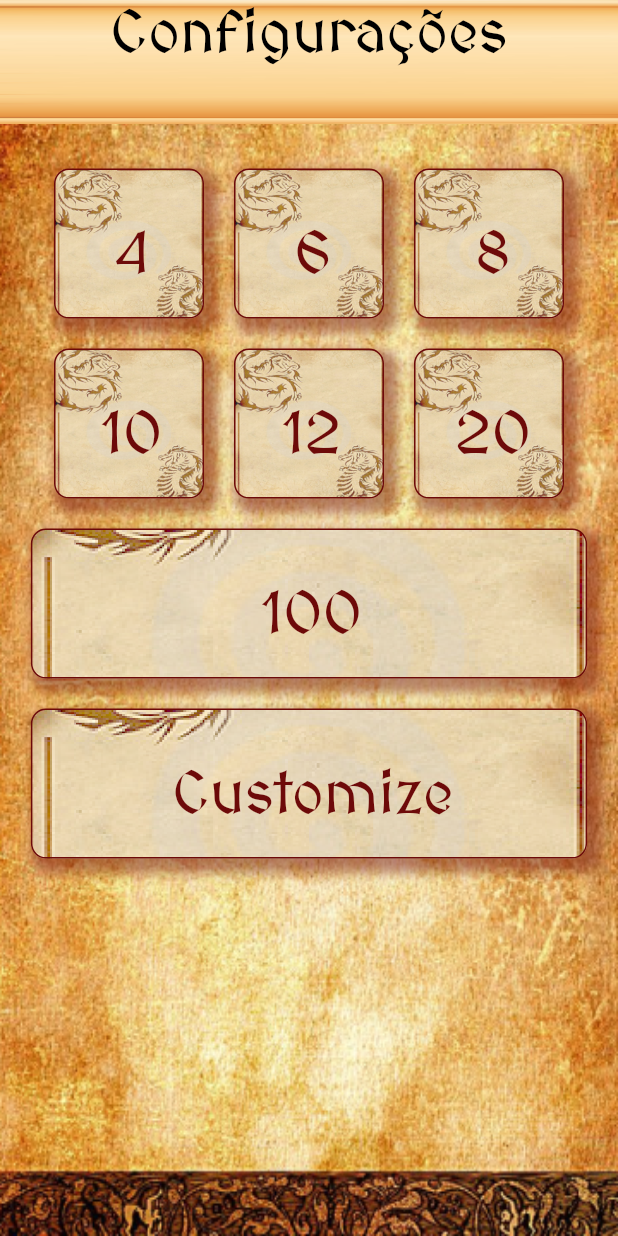
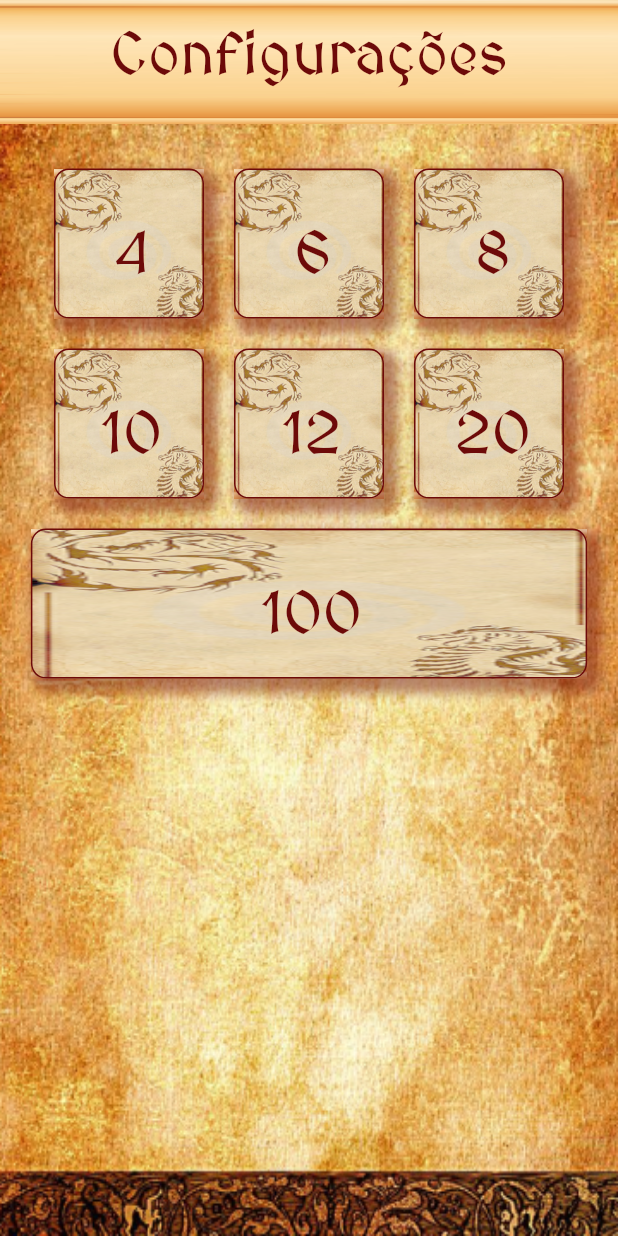
Before and after one commit to joao-vgarcia/rpgroll, a Flutter app: the screen it shows after launch, on a phone screen of 412 x 824 dp. Run offline on Flutter 3.47's test engine with Material 2 defaults, Android fonts, the phone set to English and light mode, and no system bars; our stand-ins replace flutter_mobx, get_it, mobx; generated files the repository leaves out were written again.

Commit message:
set open button

```diff
--- a/lib/main.dart
+++ b/lib/main.dart
@@ -4,6 +4,7 @@ import 'package:rpgroll/get_it/get_it.dart';
 import 'package:rpgroll/modules/home/home_screen.dart';
 
 void main() {
+  WidgetsFlutterBinding.ensureInitialized();
   SystemChrome.setPreferredOrientations([
     DeviceOrientation.portraitUp,
   ]);
--- a/lib/modules/home/home_screen.dart
+++ b/lib/modules/home/home_screen.dart
@@ -2,13 +2,9 @@ import 'package:flutter/material.dart';
 import 'package:rpgroll/get_it/get_it.dart';
 import 'package:flutter_mobx/flutter_mobx.dart';
 import 'package:rpgroll/modules/home/store/home_store.dart';
-import 'package:rpgroll/modules/utils/modal.dart';
-import 'package:rpgroll/modules/widgets/big_button.dart';
-import 'package:rpgroll/modules/widgets/button.dart';
-import 'package:rpgroll/modules/widgets/header_item.dart';
-
-import 'package:modal_bottom_sheet/modal_bottom_sheet.dart';
-import 'package:rpgroll/modules/widgets/header_text.dart';
+import 'package:rpgroll/modules/widgets/atoms/button.dart';
+import 'package:rpgroll/modules/widgets/atoms/header_item.dart';
+import 'package:rpgroll/modules/widgets/atoms/header_text.dart';
 
 class HomeScreen extends StatefulWidget {
   HomeScreen({Key key}) : super(key: key);
@@ -62,7 +58,7 @@ class _HomeScreenState extends State<HomeScreen> {
                       builder: (_) => AnimatedContainer(
                         child: Column(children: [
                           SizedBox(
-                            height: topPadding,
+                            height: topPadding + 15,
                           ),
                           Column(children: [
                             HeaderItem(
@@ -79,11 +75,7 @@ class _HomeScreenState extends State<HomeScreen> {
                             ),
                           ]),
                           AnimatedContainer(
-                            child: Text(
-                              'Configurações',
-                              style:
-                                  TextStyle(fontSize: 40, color: Colors.black),
-                            ),
+                            child: CustomText(text: 'Configurações'),
                             duration: Duration(milliseconds: 300),
                             curve: Curves.easeInOutSine,
                             height: !store.isExpanded ? 60 : 0,
@@ -95,12 +87,8 @@ class _HomeScreenState extends State<HomeScreen> {
                                   : print('ok');
                             },
                             child: AnimatedContainer(
-                              child: Text(
-                                'X',
-                                style: TextStyle(
-                                    fontSize: 50, color: Colors.black),
-                              ),
-                              duration: Duration(milliseconds: 300),
+                              child: CustomText(text: 'X'),
+                              duration: Duration(milliseconds: 200),
                               curve: Curves.easeInOutSine,
                               height: store.isExpanded ? 60 : 0,
                             ),
@@ -128,40 +116,62 @@ class _HomeScreenState extends State<HomeScreen> {
                         runSpacing: 20,
                         alignment: WrapAlignment.center,
                         children: [
-                          Button(
+                          Observer(
+                              builder: (_) => Button(
                                     text: '4',
                                     height: height,
-                          ),
-                          Button(
+                                    width: width,
+                                    position: 0,
+                                  )),
+                          Observer(
+                              builder: (_) => Button(
                                     text: '6',
                                     height: height,
-                          ),
-                          Button(
+                                    width: width,
+                                    position: 1,
+                                  )),
+                          Observer(
+                              builder: (_) => Button(
                                     text: '8',
                                     height: height,
-                          ),
-                          Button(
+                                    width: width,
+                                    position: 2,
+                                  )),
+                          Observer(
+                              builder: (_) => Button(
                                     text: '10',
                                     height: height,
-                          ),
-                          Button(
+                                    width: width,
+                                    position: 3,
+                                  )),
+                          Observer(
+                              builder: (_) => Button(
                                     text: '12',
                                     height: height,
-                          ),
-                          Button(
+                                    width: width,
+                                    position: 4,
+                                  )),
+                          Observer(
+                              builder: (_) => Button(
                                     text: '20',
                                     height: height,
-                          ),
-                          BigButton(
+                                    width: width,
+                                    position: 5,
+                                  )),
+                          Observer(
+                              builder: (_) => Button(
                                     text: '100',
                                     height: height,
-                            width: width * 0.9,
-                          ),
-                          BigButton(
-                            width: width * 0.9,
-                            height: height,
-                            text: 'Customize',
-                          ),
+                                    width: width,
+                                    isBig: true,
+                                    position: 6,
+                                  )),
+                          // Button(
+                          //   text: 'Customize',
+                          //   height: height,
+                          //   width: width,
+                          //   isBig: true,
+                          // ),
                         ],
                       ),
                     ),
--- a/lib/modules/utils/modal.dart
+++ /dev/null
@@ -1,26 +0,0 @@
-import 'package:flutter/material.dart';
-import 'package:rpgroll/modules/widgets/header_text.dart';
-
-showModal(BuildContext context, double height, String title) =>
-    showModalBottomSheet(
-        context: context,
-        builder: (BuildContext bc) {
-          return Container(
-            height: height * 0.6,
-            decoration: BoxDecoration(
-              image: DecorationImage(
-                image: AssetImage('assets/images/modal.png'),
-                fit: BoxFit.fill,
-              ),
-            ),
-            child: Column(
-              children: <Widget>[
-                Row(mainAxisAlignment: MainAxisAlignment.center, children: [
-                  Padding(
-                      padding: EdgeInsets.only(top: 25),
-                      child: HeaderText(text: title))
-                ]),
-              ],
-            ),
-          );
-        });
--- /dev/null
+++ b/lib/modules/widgets/atoms/button.dart
@@ -0,0 +1,207 @@
+import 'package:flutter/material.dart';
+import 'package:flutter_mobx/flutter_mobx.dart';
+import 'package:rpgroll/get_it/get_it.dart';
+import 'package:rpgroll/modules/home/store/home_store.dart';
+import 'package:rpgroll/modules/widgets/atoms/big_button.dart';
+import 'package:rpgroll/modules/widgets/atoms/header_text.dart';
+import 'package:rpgroll/modules/widgets/molecules/modal_dice_item.dart';
+
+class Button extends StatefulWidget {
+  final double height;
+  final double width;
+  final String text;
+  final bool isBig;
+  final int position;
+
+  const Button({
+    Key key,
+    this.height,
+    @required this.text,
+    this.width,
+    this.isBig = false,
+    this.position,
+  }) : super(key: key);
+
+  @override
+  _ButtonState createState() => _ButtonState();
+}
+
+class _ButtonState extends State<Button> {
+  final store = getIt<HomeStore>();
+  double h = 100;
+  double w = 100;
+  bool isClicked = false;
+
+  @override
+  Widget build(BuildContext context) {
+    if (int.parse(widget.text) != store.value) {
+      store.clear();
+      store.clearValue();
+      store.setInitialValue(int.parse(widget.text));
+    }
+
+    return Observer(
+      builder: (_) => AnimatedContainer(
+        duration: Duration(milliseconds: 600),
+        curve: Curves.linear,
+        height: store.isVisible[widget.position] ? h : 0,
+        width: store.isVisible[widget.position]
+            ? (widget.isBig ? widget.width * 0.9 : w)
+            : 0,
+        child: Container(
+          height: widget.height,
+          decoration: BoxDecoration(
+            image: DecorationImage(
+              image: AssetImage('assets/images/modal.png'),
+              fit: BoxFit.fill,
+            ),
+          ),
+          child: !isClicked
+              ? GestureDetector(
+                  child: Container(
+                    alignment: Alignment.center,
+                    child: CustomText(
+                      text: this.widget.text,
+                      color: Color(0xff6D0A09),
+                    ),
+                    padding: EdgeInsets.only(top: 15, left: 5),
+                    decoration: BoxDecoration(
+                      borderRadius: BorderRadius.circular(
+                        10,
+                      ),
+                      border: Border.all(color: Color(0xff6D0A09)),
+                      image: DecorationImage(
+                        image: AssetImage('assets/images/button.png'),
+                        fit: BoxFit.fill,
+                        colorFilter: ColorFilter.linearToSrgbGamma(),
+                      ),
+                      boxShadow: [
+                        BoxShadow(
+                          color: Color(0x776D0A09),
+                          spreadRadius: 4,
+                          blurRadius: 6,
+                          offset: Offset(5, 5),
+                        ),
+                      ],
+                    ),
+                  ),
+                  onTap: () {
+                    store.setInvisible(widget.position);
+                    setState(() {
+                      if (!isClicked) {
+                        h = widget.height * 0.7;
+                        w = widget.width;
+                      }
+                    });
+                    isClicked = !isClicked;
+                  })
+              : Observer(
+                  builder: (_) => Container(
+                    decoration: BoxDecoration(
+                      image: DecorationImage(
+                        image: AssetImage('assets/images/modal.png'),
+                        fit: BoxFit.fill,
+                      ),
+                    ),
+                    child: Expanded(
+                      child: Column(
+                        children: <Widget>[
+                          Row(
+                            mainAxisAlignment: MainAxisAlignment.spaceAround,
+                            children: [
+                              GestureDetector(
+                                  child: Padding(
+                                    padding: EdgeInsets.only(top: 25, left: 25),
+                                    child: CustomText(text: 'X'),
+                                  ),
+                                  onTap: () {
+                                    setState(() {
+                                      if (isClicked) {
+                                        h = 100;
+                                        w = 100;
+                                        store.setAllVisible();
+                                      }
+                                    });
+                                    isClicked = !isClicked;
+                                  }),
+                              Padding(
+                                padding: EdgeInsets.only(top: 25, left: 25),
+                                child: CustomText(text: 'D${widget.text}'),
+                              )
+                            ],
+                          ),
+                          Row(
+                            mainAxisAlignment: MainAxisAlignment.spaceAround,
+                            children: [
+                              Observer(
+                                builder: (_) => ModalDiceItem(
+                                  type: 'D',
+                                  value: store.dices.toString(),
+                                  plusValue: store.plusValue,
+                                  minusValue: store.minusValue,
+                                ),
+                              ),
+                              Observer(
+                                builder: (_) => ModalDiceItem(
+                                  type: '',
+                                  value: store.bonus.toString(),
+                                  plusValue: store.plusBonus,
+                                  minusValue: store.minusBonus,
+                                ),
+                              ),
+                            ],
+                          ),
+                          Observer(
+                            builder: (_) => Row(
+                              mainAxisAlignment: MainAxisAlignment.center,
+                              children: [
+                                Container(
+                                  alignment: Alignment.center,
+                                  child: CustomText(
+                                      text: store.showCalcs, size: 20),
+                                ),
+                              ],
+                            ),
+                          ),
+                          Observer(
+                            builder: (_) => Row(
+                              mainAxisAlignment: MainAxisAlignment.center,
+                              children: [
+                                Container(
+                                  alignment: Alignment.center,
+                                  height: 200,
+                                  width: 200,
+                                  decoration: BoxDecoration(
+                                    image: DecorationImage(
+                                      image: AssetImage(
+                                          'assets/images/result.png'),
+                                      fit: BoxFit.fill,
+                                    ),
+                                    shape: BoxShape.circle,
+                                  ),
+                                  child: CustomText(
+                                    text: store.finalValue.toString(),
+                                    size: 50,
+                                  ),
+                                ),
+                              ],
+                            ),
+                          ),
+                          BigButton(
+                            text: "Jogar",
+                            width: widget.width * 0.8,
+                            buttonHeight: 60,
+                            setPadding: false,
+                            onTap: store.rollAndCalculate,
+                            isFinal: true,
+                          )
+                        ],
+                      ),
+                    ),
+                  ),
+                ),
+        ),
+      ),
+    );
+  }
+}
--- a/lib/modules/widgets/header_item.dart
+++ b/lib/modules/widgets/atoms/header_item.dart
@@ -1,5 +1,5 @@
 import 'package:flutter/material.dart';
-import 'package:rpgroll/modules/widgets/header_text.dart';
+import 'package:rpgroll/modules/widgets/atoms/header_text.dart';
 
 class HeaderItem extends StatefulWidget {
   final String text;
@@ -15,8 +15,8 @@ class _HeaderItemState extends State<HeaderItem> {
   @override
   Widget build(BuildContext context) {
     return  AnimatedContainer(
-        child: HeaderText(text: this.widget.text),
-        duration: Duration(milliseconds: 600),
+        child: CustomText(text: this.widget.text),
+        duration: Duration(milliseconds: 300),
         curve: Curves.easeInOutSine,
         height: this.widget.isExpanded ? 60 : 0,
 
--- a/lib/modules/widgets/header_text.dart
+++ b/lib/modules/widgets/atoms/header_text.dart
@@ -1,14 +1,14 @@
 import 'package:flutter/material.dart';
 
-class HeaderText extends StatelessWidget {
+class CustomText extends StatelessWidget {
   final String text;
   final Color color;
   final double size;
 
-  const HeaderText({
+  const CustomText({
     Key key,
     @required this.text,
-    this.color = Colors.black,
+    this.color,
     this.size = 40,
   }) : super(key: key);
 
@@ -18,7 +18,7 @@ class HeaderText extends StatelessWidget {
       this.text,
       style: TextStyle(
         fontSize: this.size,
-        color: this.color,
+        color: color == null? Color(0xff6D0A09) : color,
       ),
     );
   }
--- a/lib/modules/widgets/button.dart
+++ /dev/null
@@ -1,44 +0,0 @@
-import 'package:flutter/material.dart';
-import 'package:rpgroll/modules/utils/modal.dart';
-import 'package:rpgroll/modules/widgets/header_text.dart';
-
-class Button extends StatelessWidget {
-  final double height;
-  final String text;
-  const Button({Key key, this.height, @required this.text}) : super(key: key);
-
-  @override
-  Widget build(BuildContext context) {
-    return GestureDetector(
-      child: Container(
-        alignment: Alignment.center,
-        child: HeaderText(
-          text: this.text,
-          color: Color(0xff6D0A09),
-        ),
-        height: 100,
-        width: 100,
-        padding: EdgeInsets.only(top: 15, left: 5),
-        decoration: BoxDecoration(
-          borderRadius: BorderRadius.circular(
-            10,
-          ),
-          border: Border.all(color: Color(0xff6D0A09)),
-          image: DecorationImage(
-              image: AssetImage('assets/images/button.png'),
-              fit: BoxFit.fill,
-              colorFilter: ColorFilter.linearToSrgbGamma()),
-          boxShadow: [
-            BoxShadow(
-              color: Color(0x776D0A09),
-              spreadRadius: 4,
-              blurRadius: 6,
-              offset: Offset(5, 5),
-            ),
-          ],
-        ),
-      ),
-      onTap: () => showModal(context, height, text),
-    );
-  }
-}
```
Also changed, not shown: lib/modules/home/store/home_store.dart (+103 -5 lines), lib/modules/widgets/atoms/big_button.dart (renamed from lib/modules/widgets/big_button.dart, +26 -8 lines), lib/modules/widgets/molecules/modal_dice_item.dart (added, +91 -0 lines), lib/modules/home/store/home_store.g.dart. Lines whose indentation alone changed are shown as unchanged.
